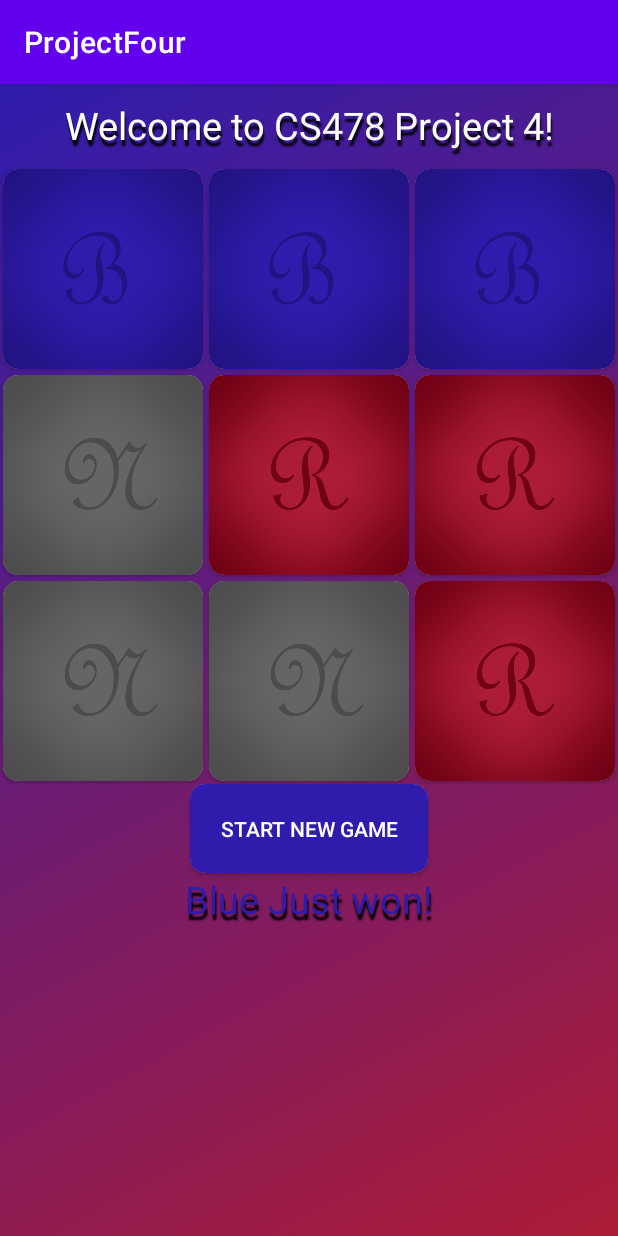
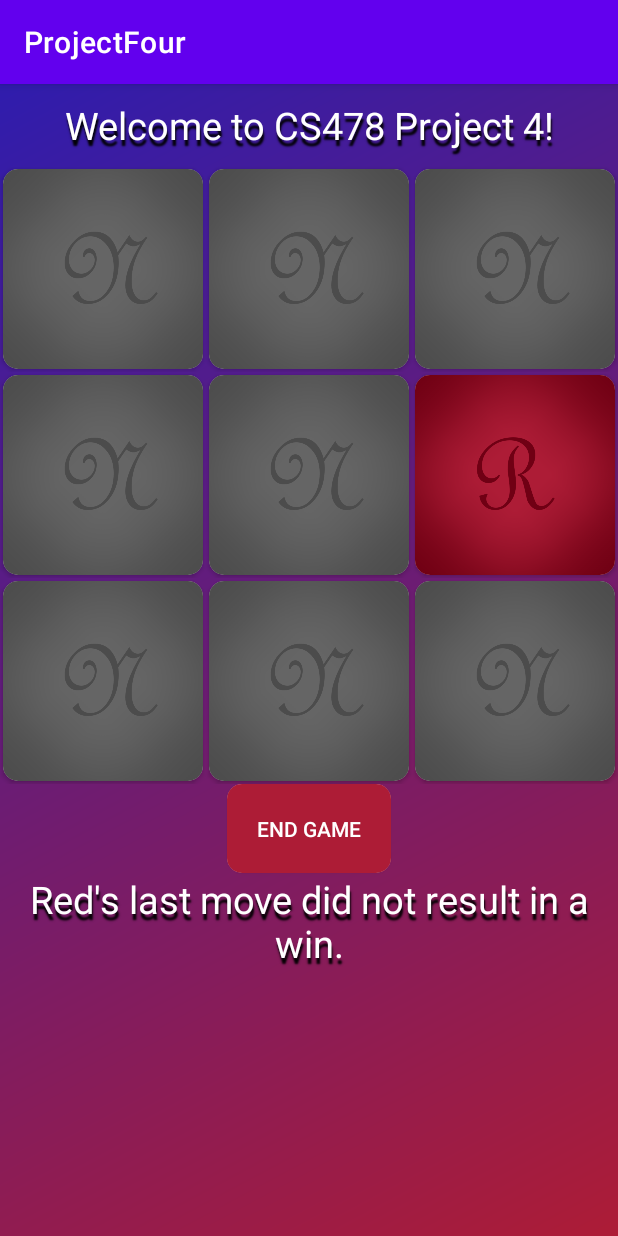
Before and after one commit to GGsource/cs478_ProjectFour, an Android app: the screen it shows after launch (MainActivity), after a tap on "START GAME", on a phone screen of 412 x 824 dp. Run offline under Robolectric (Android 15) with nearby library versions, the phone set to English and light mode, and no system bars.

Commit message:
Further attempts at interrupting ongoing game. Finished w/end+restart.

```diff
--- a/app/src/main/java/edu/uic/cs478/s2023/projectfour/GamerHandler.java
+++ b/app/src/main/java/edu/uic/cs478/s2023/projectfour/GamerHandler.java
@@ -11,6 +11,7 @@
 public class GamerHandler extends Handler {
     private static final String TAG = "GamerHandler";
     public static final int MESSAGE = 0;
+    public static final int RUNNABLE = 1;
     Handler mainHandler = new Handler(Looper.getMainLooper());
     Context ctx;
     GamerHandler(Context givenCtx) {
@@ -21,11 +22,11 @@
     public void handleMessage(Message msg) {
         switch (msg.what) {
             case MESSAGE:
-                        Bundle bundle = msg.getData();
-                        String toastMsg = bundle.getString("MSG");
-                        Log.d(TAG, "run: About to make a toast with " + toastMsg);
-                        Toast.makeText(ctx, toastMsg, Toast.LENGTH_LONG).show();
-                        Log.d(TAG, "Congratulated player on win.");
+                Bundle bundle = msg.getData();
+                String toastMsg = bundle.getString("MSG");
+//                        Log.d(TAG, "run: About to make a toast with " + toastMsg);
+                Toast.makeText(ctx, toastMsg, Toast.LENGTH_LONG).show();
+//                        Log.d(TAG, "Congratulated player on win.");
                 break;
         }
     }
--- a/app/src/main/java/edu/uic/cs478/s2023/projectfour/GamerThread.java
+++ b/app/src/main/java/edu/uic/cs478/s2023/projectfour/GamerThread.java
@@ -9,7 +9,7 @@
     private static final String TAG = "GamerThread";
 
     public Looper looper;
-    public Handler handler;
+    public GamerHandler handler;
 
     public final int THREAD_TEAM;
 
@@ -23,7 +23,7 @@
 
         looper = Looper.myLooper();
 
-        handler = new Handler();
+        handler = new GamerHandler(null);
         Log.d(TAG, "run: Thread Started: " + this.getName());
 
         Looper.loop();
--- a/app/src/main/java/edu/uic/cs478/s2023/projectfour/MainActivity.java
+++ b/app/src/main/java/edu/uic/cs478/s2023/projectfour/MainActivity.java
@@ -19,7 +19,6 @@
 
 import java.util.ArrayList;
 import java.util.Random;
-import java.util.Stack;
 
 public class MainActivity extends AppCompatActivity {
     public TableLayout buttonTable;
@@ -27,14 +26,16 @@
     TextView announceView;
     private final int RED = 0;
     private final int BLUE = 1;
+    final Object gamerLock = new Object();
     GamerThread threadRed = new GamerThread(RED);
     GamerThread threadBlue = new GamerThread(BLUE);
     private int setupRedCount = 0;
     private int setupBlueCount = 0;
     public ArrayList<ImageButton> buttonListRed = new ArrayList<>();
     public ArrayList<ImageButton> buttonListBlue = new ArrayList<>();
-    private int delayMS = 500;
+    private final int delayMS = 2000;
     private GamerHandler uiHandler;
+    boolean isReset = false;
 
     @Override
     protected void onCreate(Bundle savedInstanceState) {
@@ -66,18 +67,19 @@
 //        startBtn.setForeground(gd);
         startBtn.setBackground(gd);
         startBtn.setOnClickListener(new View.OnClickListener() {
-//            FIXME: Clicking start while match is happening causes crash. Because reset assumes theres 3 places already
             @Override
             public void onClick(View view) {
 //            Reset all in case a previous game was taking place
-                setupRedCount = 0;
-                setupBlueCount = 0;
-                threadBlue.handler.removeCallbacksAndMessages(null);
-                threadRed.handler.removeCallbacksAndMessages(null);
-                uiHandler.removeCallbacksAndMessages(null);
+                boolean needsReset = buttonListBlue.size() > 0 || buttonListRed.size() > 0;
+                Log.d("GamerReset", "Clicked Reset: needsReset was: " + needsReset);
+                if (needsReset) {
+                    isReset = true;
+                    setupRedCount = 0;
+                    setupBlueCount = 0;
+//                    threadBlue.handler.removeCallbacksAndMessages(null);
+//                    threadRed.handler.removeCallbacksAndMessages(null);
+//                    uiHandler.removeCallbacksAndMessages(null);
 
-                boolean needsReset = buttonListBlue.size() > 0 || buttonListRed.size() > 0;
-                if (needsReset) {
                     for (int i = 0; i < buttonTable.getChildCount(); i++) {
                         TableRow tr = (TableRow) buttonTable.getChildAt(i);
                         for (int j = 0; j < tr.getChildCount(); j++) {
@@ -89,19 +91,27 @@
                     buttonListRed.clear();
                     buttonListBlue.clear();
                     announceView.setTextColor(Color.WHITE);
-                    announceView.setText("Game Reset. Deciding who goes first...");
+                    announceView.setText("Game Ended. Press again to restart.");
                     startBtn.setBackgroundDrawable(gd);
+                    startBtn.setText("Restart Game");
                     return;
                 }
-                startBtn.setText("Restart Game");
+                isReset = false;
+                startBtn.setText("End Game");
                 GamerThread firstPlayer;
+                GamerThread secondPlayer;
                 if (new Random().nextBoolean()) {
                     firstPlayer = threadRed;
+//                    secondPlayer = threadBlue;
                 }
                 else {
                     firstPlayer = threadBlue;
+//                    secondPlayer = threadRed;
                 }
                 firstPlayer.handler.post(() -> makeInitialPlacements(firstPlayer.THREAD_TEAM, firstPlayer));
+//                for (int i = 0; i < 5; i++){
+//                    secondPlayer.handler.post(() -> makeInitialPlacements(secondPlayer.THREAD_TEAM, secondPlayer));
+//                }
             }
         });
         announceView = findViewById(R.id.announceView);
@@ -123,7 +133,6 @@
             CardView currentCard = (CardView) currentRow.getChildAt(col);
             cell = (ImageButton) currentCard.getChildAt(0);
             if (cell.getContentDescription().toString().equals("N")) {
-                currentCard.callOnClick(); //Show it being clicked for my own amusement
                 break;
             }
         }
@@ -134,6 +143,7 @@
 
         if (TEAM == RED) {
             updateTile = () -> {
+                if (isReset) return;
                 buttonListRed.add(finalCell);
                 finalCell.setBackgroundResource(R.drawable.tile_red);
                 finalCell.setContentDescription("R");
@@ -153,6 +163,7 @@
             setupRedCount += 1;
         } else {
             updateTile = () -> {
+                if (isReset) return;
                 buttonListBlue.add(finalCell);
                 finalCell.setBackgroundResource(R.drawable.tile_blue);
                 finalCell.setContentDescription("B");
@@ -261,6 +272,7 @@
         runOnUiThread(new Runnable() {
             @Override
             public void run() {
+                if (isReset) return;
                 finalDestinationCell.setContentDescription(sourceCell.getContentDescription());
                 sourceCell.setContentDescription("N");
                 sourceCell.setBackgroundResource(R.drawable.tile_neutral);
@@ -373,11 +385,12 @@
         neighbors.add(getButtonFromTable(newRow,newCol+1));
         neighbors.add(getButtonFromTable(newRow-1,newCol));
         neighbors.add(getButtonFromTable(newRow,newCol-1));
-//        Randomly pick a direction neighboring the new cell
+//        Randomly pick a neighboring cell
         Random rand = new Random();
         ImageButton chosenNeighbor = null;
         boolean noEmptyNeighbors = false;
         while (chosenNeighbor == null) {
+//            If we've run out of neighbors that means none were valid, default to random empty.
             if (neighbors.size() == 0) {
                 noEmptyNeighbors = true;
                 break;
```
